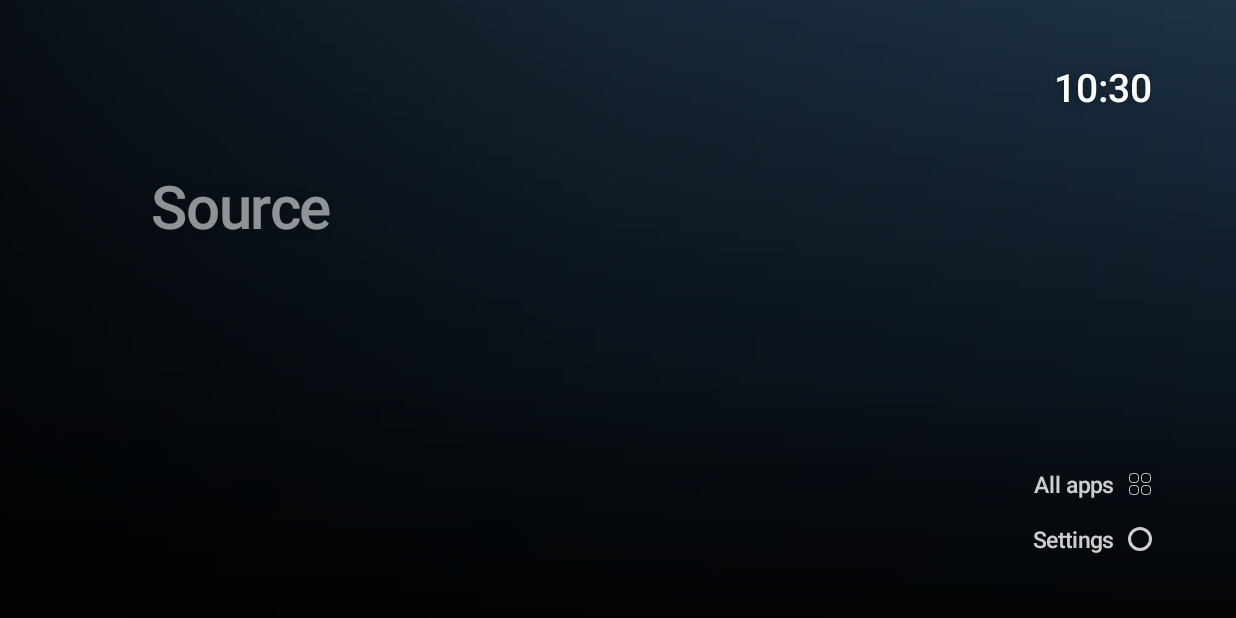
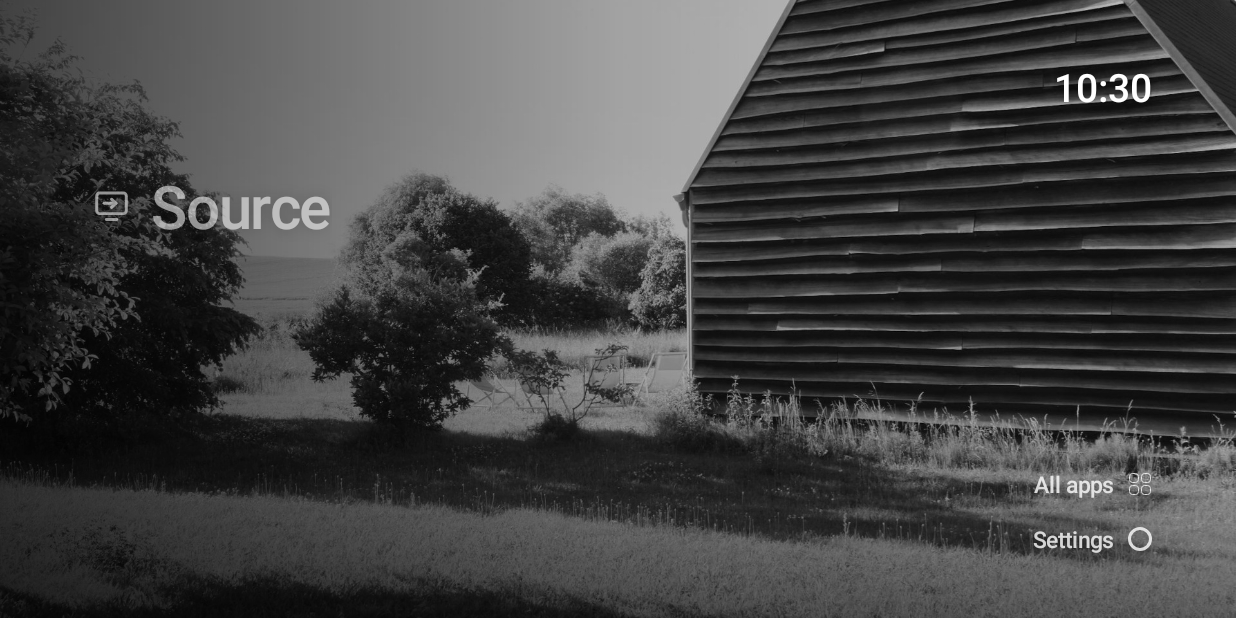
Before and after one commit to davjgr/minimal-launcher, an Android app: the screen it shows after launch (MainActivity), on a phone screen of 824 x 412 dp (held sideways). Run offline under Robolectric (Android 15) with nearby library versions, the phone set to English and light mode, and no system bars.

Commit message:
Wallpaper, Spotify, Source icon, Netflix mask icon
Co-Authored-By: Claude Opus 5.5 <noreply@anthropic.com>
Claude-Session: https://claude.ai/code/session_01Am2S54v2WfovX2BdcsZkVc

```diff
--- a/app/build.gradle
+++ b/app/build.gradle
@@ -10,8 +10,8 @@ android {
         applicationId "eu.davidjaeger.minimal"
         minSdk 21
         targetSdk 28
-        versionCode 1
-        versionName "1.0"
+        versionCode 2
+        versionName "1.1"
     }
 
     compileOptions {
--- a/app/src/main/java/eu/davidjaeger/minimal/MainActivity.java
+++ b/app/src/main/java/eu/davidjaeger/minimal/MainActivity.java
@@ -6,7 +6,13 @@ import android.content.pm.PackageManager;
 import android.content.pm.ResolveInfo;
 import android.graphics.Bitmap;
 import android.graphics.BitmapFactory;
+import android.graphics.Canvas;
 import android.graphics.Color;
+import android.graphics.ColorFilter;
+import android.graphics.Paint;
+import android.graphics.PixelFormat;
+import android.graphics.Rect;
+import android.graphics.RectF;
 import android.graphics.ColorMatrix;
 import android.graphics.ColorMatrixColorFilter;
 import android.graphics.Typeface;
@@ -44,14 +50,17 @@ import java.util.Map;
  */
 public class MainActivity extends Activity {
 
-    // Home screen, in this order. {display name, package name}
+    // Home screen, in this order. {display name, package name, icon style}
+    // icon style: "mono" = app icon in grey/white, "mask" = only the bright
+    // shape of the app icon on a transparent background.
     private static final String[][] FAVORITES = {
-            {"YouTube", "com.google.android.youtube.tv"},
-            {"Prime Video", "com.amazon.amazonvideo.livingroom"},
-            {"Netflix", "com.netflix.ninja"},
-            {"MUBI", "com.mubi"},
-            {"Disney+", "com.disney.disneyplus"},
-            {"Apple TV", "com.apple.atve.androidtv.appletv"},
+            {"YouTube", "com.google.android.youtube.tv", "mono"},
+            {"Prime Video", "com.amazon.amazonvideo.livingroom", "mono"},
+            {"Netflix", "com.netflix.ninja", "mask"},
+            {"MUBI", "com.mubi", "mono"},
+            {"Disney+", "com.disney.disneyplus", "mono"},
+            {"Apple TV", "com.apple.atve.androidtv.appletv", "mono"},
+            {"Spotify", "com.spotify.tv.android", "mono"},
     };
 
     // "Source" entry: first package that can be launched wins.
@@ -210,14 +219,15 @@ public class MainActivity extends Activity {
             for (String[] fav : FAVORITES) {
                 final String pkg = fav[1];
                 if (launchIntentFor(pkg) == null) continue; // not installed -> skip
-                list.addView(makeRow(fav[0], loadIcon(pkg), 40, new View.OnClickListener() {
+                ColorMatrixColorFilter filter = "mask".equals(fav[2]) ? mask() : monochrome();
+                list.addView(makeRow(fav[0], loadIcon(pkg), filter, 40, new View.OnClickListener() {
                     @Override
                     public void onClick(View v) {
                         launch(pkg);
                     }
                 }));
             }
-            list.addView(makeRow("Source", null, 40, new View.OnClickListener() {
+            list.addView(makeRow("Source", new SourceIcon(), null, 40, new View.OnClickListener() {
                 @Override
                 public void onClick(View v) {
                     openSource();
@@ -227,7 +237,7 @@ public class MainActivity extends Activity {
             corner.setVisibility(View.GONE);
             for (Map.Entry<String, String> app : allApps().entrySet()) {
                 final String pkg = app.getKey();
-                list.addView(makeRow(app.getValue(), loadIcon(pkg), 30, new View.OnClickListener() {
+                list.addView(makeRow(app.getValue(), loadIcon(pkg), monochrome(), 30, new View.OnClickListener() {
                     @Override
                     public void onClick(View v) {
                         launch(pkg);
@@ -248,7 +258,8 @@ public class MainActivity extends Activity {
         }
     }
 
-    private View makeRow(String title, Drawable icon, int textSp, View.OnClickListener onClick) {
+    private View makeRow(String title, Drawable icon, ColorFilter filter, int textSp,
+                         View.OnClickListener onClick) {
         final LinearLayout row = new LinearLayout(this);
         row.setOrientation(LinearLayout.HORIZONTAL);
         row.setGravity(Gravity.CENTER_VERTICAL);
@@ -265,7 +276,7 @@ public class MainActivity extends Activity {
         ImageView iv = new ImageView(this);
         if (icon != null) {
             iv.setImageDrawable(icon);
-            iv.setColorFilter(monochrome());
+            if (filter != null) iv.setColorFilter(filter);
         }
         LinearLayout.LayoutParams ivLp = new LinearLayout.LayoutParams(iconSize, iconSize);
         ivLp.rightMargin = dp(14);
@@ -382,9 +393,18 @@ public class MainActivity extends Activity {
         File f = dir == null ? null : new File(dir, "wallpaper.jpg");
         if (f == null || !f.exists()) {
             if (wallpaperStamp != 0) {
-                wallpaper.setImageDrawable(new GradientDrawable(
-                        GradientDrawable.Orientation.TOP_BOTTOM,
-                        new int[]{0xFF1E3347, 0xFF0E1A26, 0xFF06090D}));
+                Bitmap builtIn = null;
+                try {
+                    builtIn = BitmapFactory.decodeResource(getResources(), R.drawable.wallpaper_default);
+                } catch (Throwable ignored) {
+                }
+                if (builtIn != null) {
+                    wallpaper.setImageBitmap(builtIn);
+                } else {
+                    wallpaper.setImageDrawable(new GradientDrawable(
+                            GradientDrawable.Orientation.TOP_BOTTOM,
+                            new int[]{0xFF1E3347, 0xFF0E1A26, 0xFF06090D}));
+                }
                 wallpaperStamp = 0;
             }
             return;
@@ -505,6 +525,57 @@ public class MainActivity extends Activity {
         return new ColorMatrixColorFilter(cm);
     }
 
+    /** Keeps only the bright parts of an icon, as white on transparent. */
+    private static ColorMatrixColorFilter mask() {
+        return new ColorMatrixColorFilter(new ColorMatrix(new float[]{
+                0, 0, 0, 0, 255,
+                0, 0, 0, 0, 255,
+                0, 0, 0, 0, 255,
+                0.9f, 1.8f, 0.35f, 0, -40
+        }));
+    }
+
+    /** Minimal "input source" mark: a screen outline with an arrow pointing in. */
+    private static class SourceIcon extends Drawable {
+        private final Paint paint = new Paint(Paint.ANTI_ALIAS_FLAG);
+
+        SourceIcon() {
+            paint.setColor(Color.WHITE);
+            paint.setStyle(Paint.Style.STROKE);
+            paint.setStrokeCap(Paint.Cap.ROUND);
+            paint.setStrokeJoin(Paint.Join.ROUND);
+        }
+
+        @Override
+        public void draw(Canvas c) {
+            Rect b = getBounds();
+            float w = b.width(), h = b.height(), x = b.left, y = b.top;
+            paint.setStrokeWidth(Math.max(2f, w * 0.08f));
+            RectF screen = new RectF(x + w * 0.10f, y + h * 0.16f, x + w * 0.90f, y + h * 0.72f);
+            c.drawRoundRect(screen, w * 0.08f, w * 0.08f, paint);
+            c.drawLine(x + w * 0.36f, y + h * 0.88f, x + w * 0.64f, y + h * 0.88f, paint);
+            float ay = y + h * 0.44f;
+            c.drawLine(x + w * 0.30f, ay, x + w * 0.62f, ay, paint);
+            c.drawLine(x + w * 0.50f, ay - h * 0.11f, x + w * 0.62f, ay, paint);
+            c.drawLine(x + w * 0.50f, ay + h * 0.11f, x + w * 0.62f, ay, paint);
+        }
+
+        @Override
+        public void setAlpha(int alpha) {
+            paint.setAlpha(alpha);
+        }
+
+        @Override
+        public void setColorFilter(ColorFilter cf) {
+            paint.setColorFilter(cf);
+        }
+
+        @Override
+        public int getOpacity() {
+            return PixelFormat.TRANSLUCENT;
+        }
+    }
+
     private int dp(float v) {
         return (int) TypedValue.applyDimension(TypedValue.COMPLEX_UNIT_DIP, v,
                 getResources().getDisplayMetrics());
```
Also changed, not shown: app/src/main/res/drawable-nodpi/wallpaper_default.jpg (added).
